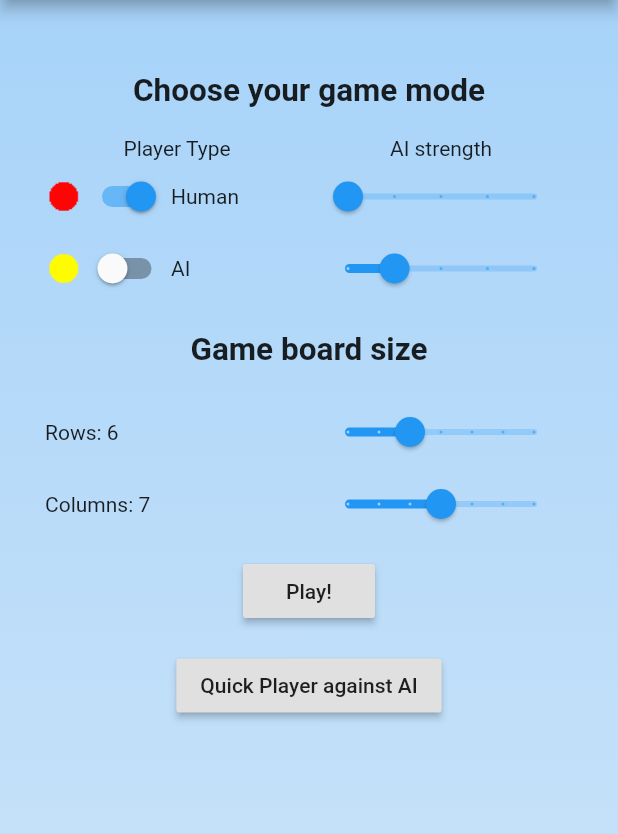
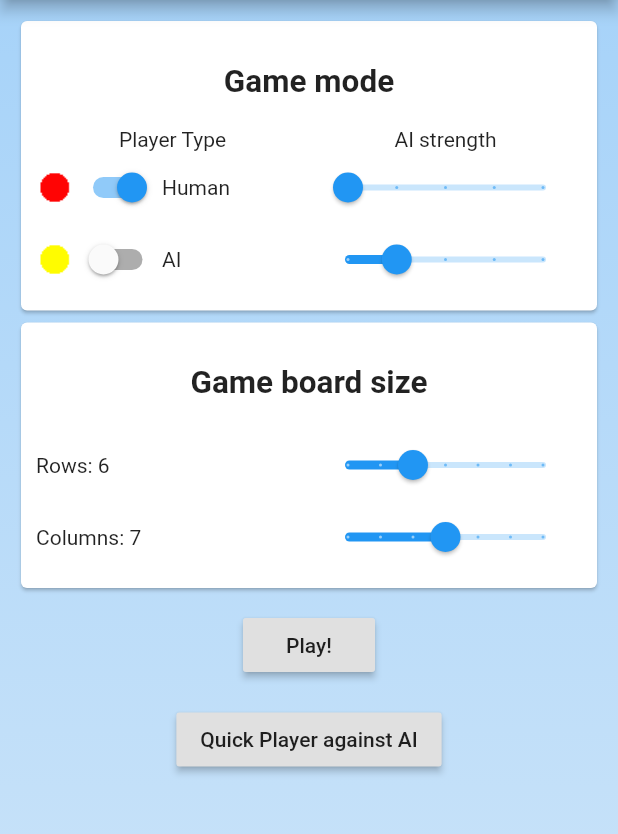
Before and after one commit to altera2015/FourInAVector, a Flutter app: the screen it shows after launch, on a phone screen of 412 x 824 dp, the part 84-918 px from its top. Run offline on Flutter 3.47's test engine with Material 2 defaults, Android fonts, the phone set to English and light mode, and no system bars.

Commit message:
Added a gradient to the screens and grouped the options on the main screen in cards.

```diff
--- a/lib/gamescreen.dart
+++ b/lib/gamescreen.dart
@@ -73,7 +73,17 @@ class GameScreenState extends State<GameScreen> {
       ),
 
       body: Center(
-        child: _buildStack(),
+        child: DecoratedBox(
+            decoration: BoxDecoration (
+                gradient: LinearGradient(
+                    begin: Alignment.topCenter,
+                    end: Alignment.bottomCenter,
+                    colors: [ Color(0xffa7d3f9), Color(0xfff4caa2)]
+                )
+            ),
+            child: _buildStack(),
+        )
+
       ),
 
 
--- a/lib/main.dart
+++ b/lib/main.dart
@@ -59,19 +59,16 @@ class HomeScreenState extends State<HomeScreen> {
   double _rows = 6.0;
   double _columns = 7.0;
 
-  Widget buildMenu(BuildContext context) {
-    return Padding(
-        padding: new EdgeInsets.all(30.0),
-        child: Column(
-
-
-          children: <Widget>[
-
+  Widget buildGameTypeCard() {
+    return Card(
+        child: Padding(
+        padding: new EdgeInsets.all(10.0),
+        child: Column(children: [
           Padding(
               padding: new EdgeInsets.all(18.0),
               child: Center(
                 child: Text(
-                    "Choose your game mode",
+                  "Game mode",
                   textScaleFactor: 1.5,
                   style: new TextStyle(fontWeight: FontWeight.bold),
                 ),
@@ -134,7 +131,15 @@ class HomeScreenState extends State<HomeScreen> {
                     )),
               ])
             ],
-            ),
+          )
+        ])));
+  }
+
+  Widget buildBoardSizeMenu() {
+    return Card(
+        child: Padding(
+            padding: new EdgeInsets.all(10.0),
+            child: Column(children: [
 
               Padding(
                   padding: new EdgeInsets.all(18.0),
@@ -183,7 +188,21 @@ class HomeScreenState extends State<HomeScreen> {
                         divisions: 6,
                       ))
                 ]),
-            ]),
+              ])
+            ])));
+  }
+
+  Widget buildMenu(BuildContext context) {
+    return Padding(
+        padding: new EdgeInsets.all(10.0),
+        child: Column(
+
+
+          children: <Widget>[
+
+            buildGameTypeCard(),
+            buildBoardSizeMenu(),
+
             Padding(
                 padding: new EdgeInsets.all(10.0),
                 child: RaisedButton(
```
Lines whose indentation alone changed are shown as unchanged.
